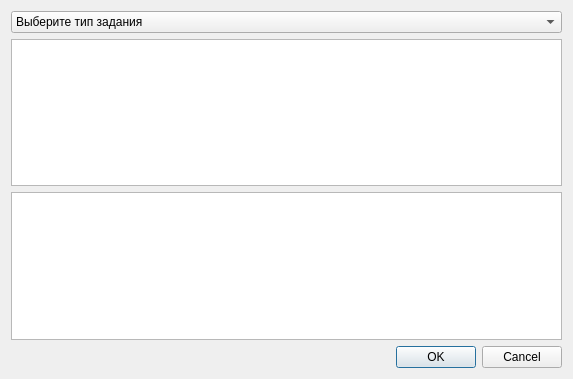
zavrik965/EvaluationSystemQt, file add_task_dialog.ui: the form before one commit.
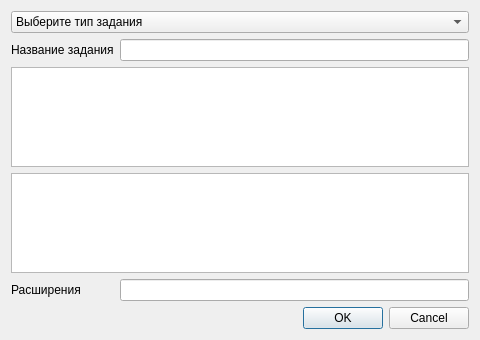
The form after the commit.

```diff
--- a/add_task_dialog.ui
+++ b/add_task_dialog.ui
@@ -6,15 +6,15 @@
    <rect>
     <x>0</x>
     <y>0</y>
-    <width>573</width>
-    <height>379</height>
+    <width>480</width>
+    <height>340</height>
    </rect>
   </property>
   <property name="windowTitle">
    <string>Dialog</string>
   </property>
-  <layout class="QVBoxLayout" name="verticalLayout">
-   <item>
+  <layout class="QFormLayout" name="formLayout">
+   <item row="0" column="0" colspan="2">
     <widget class="QComboBox" name="task_type">
      <item>
       <property name="text">
@@ -33,13 +33,23 @@
      </item>
     </widget>
    </item>
-   <item>
+   <item row="1" column="0">
+    <widget class="QLabel" name="title_label">
+     <property name="text">
+      <string>Название задания</string>
+     </property>
+    </widget>
+   </item>
+   <item row="1" column="1">
+    <widget class="QLineEdit" name="title"/>
+   </item>
+   <item row="2" column="0" colspan="2">
     <widget class="QTextEdit" name="text_task"/>
    </item>
-   <item>
+   <item row="3" column="0" colspan="2">
     <widget class="QListWidget" name="task_list"/>
    </item>
-   <item>
+   <item row="6" column="1">
     <widget class="QDialogButtonBox" name="buttonBox">
      <property name="orientation">
       <enum>Qt::Horizontal</enum>
@@ -49,6 +59,16 @@
      </property>
     </widget>
    </item>
+   <item row="4" column="1">
+    <widget class="QLineEdit" name="files"/>
+   </item>
+   <item row="4" column="0">
+    <widget class="QLabel" name="file_label">
+     <property name="text">
+      <string>Расширения</string>
+     </property>
+    </widget>
+   </item>
   </layout>
  </widget>
  <resources/>
```
